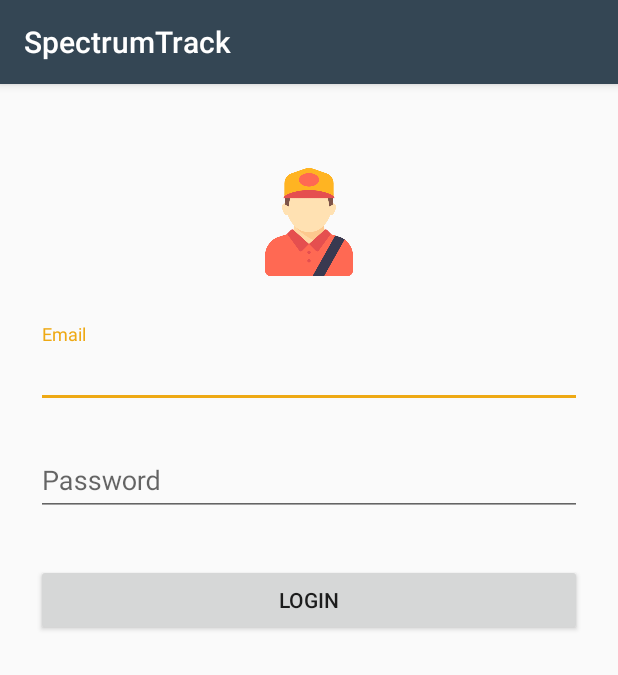
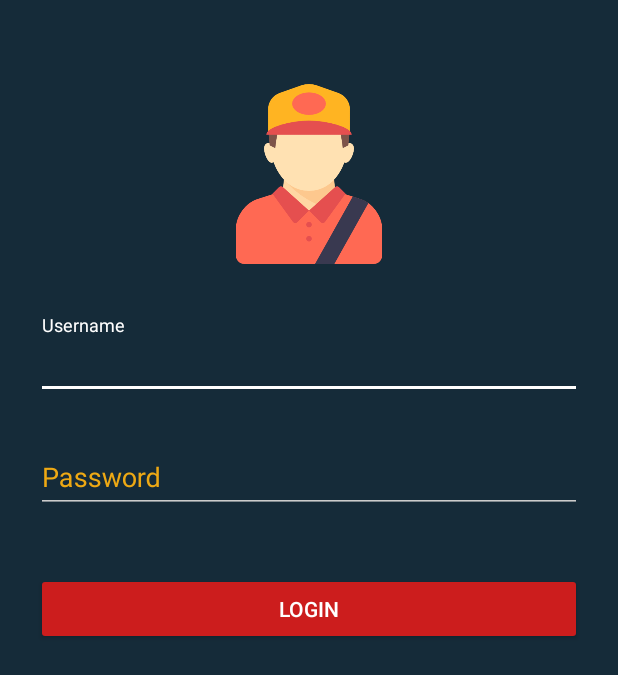
Before and after one commit to Skerdy/SpectrumTrack2, an Android app: the screen it shows after launch (LoginActivity), on a phone screen of 412 x 824 dp. Shown: the top 675 px of the screen. Run offline under Robolectric (Android 15) with nearby library versions, the light colour scheme and no system bars; libraries missing offline, so code that uses them is left out: com.hanks.htextview; 6 statements that could not run were skipped.

Commit message:
last home

```diff
--- a/app/src/main/AndroidManifest.xml
+++ b/app/src/main/AndroidManifest.xml
@@ -21,7 +21,8 @@
         <activity
             android:name=".MainMenu"
             android:theme="@style/AppTheme.NoActionBar"></activity>
-        <activity android:name=".LoginActivity"></activity>
+        <activity android:name=".LoginActivity"
+            android:theme="@style/AppTheme.Dark"></activity>
     </application>
 
 </manifest>
--- a/app/src/main/res/layout/activity_login.xml
+++ b/app/src/main/res/layout/activity_login.xml
@@ -12,31 +12,32 @@
         android:paddingLeft="24dp"
         android:paddingRight="24dp">
 
-        <ImageView android:src="@drawable/profile"
+        <ImageView
             android:layout_width="wrap_content"
-            android:layout_height="72dp"
+            android:layout_height="120dp"
+            android:layout_gravity="center_horizontal"
             android:layout_marginBottom="24dp"
-            android:layout_gravity="center_horizontal" />
+            android:src="@drawable/profile" />
 
         <!--  Email Label -->
         <android.support.design.widget.TextInputLayout
             android:layout_width="match_parent"
             android:layout_height="wrap_content"
-            android:layout_marginTop="8dp"
-            android:layout_marginBottom="8dp">
+            android:layout_marginTop="10dp"
+            android:layout_marginBottom="10dp">
             <EditText android:id="@+id/input_email"
                 android:layout_width="match_parent"
                 android:layout_height="wrap_content"
                 android:inputType="textEmailAddress"
-                android:hint="Email" />
+                android:hint="Username" />
         </android.support.design.widget.TextInputLayout>
 
         <!--  Password Label -->
         <android.support.design.widget.TextInputLayout
             android:layout_width="match_parent"
             android:layout_height="wrap_content"
-            android:layout_marginTop="8dp"
-            android:layout_marginBottom="8dp">
+            android:layout_marginTop="10dp"
+            android:layout_marginBottom="10dp">
             <EditText android:id="@+id/input_password"
                 android:layout_width="match_parent"
                 android:layout_height="wrap_content"
@@ -48,7 +49,7 @@
             android:id="@+id/btn_login"
             android:layout_width="fill_parent"
             android:layout_height="wrap_content"
-            android:layout_marginTop="24dp"
+            android:layout_marginTop="30dp"
             android:layout_marginBottom="24dp"
             android:padding="12dp"
             android:text="Login"/>
--- a/app/src/main/res/layout/activity_main_menu.xml
+++ b/app/src/main/res/layout/activity_main_menu.xml
@@ -11,6 +11,7 @@
         android:layout_height="wrap_content"
         android:background="@color/colorPrimary"
         android:textAlignment="center"
+        app:titleTextColor="@color/accent"
         >
     </android.support.v7.widget.Toolbar>
     <RelativeLayout
--- a/app/src/main/res/values/colors.xml
+++ b/app/src/main/res/values/colors.xml
@@ -45,7 +45,7 @@
 
 
     <color name="primary">#152B39</color>
-    <color name="primary_dark">#E12929</color>
+    <color name="primary_dark">#EEA914</color>
     <color name="primary_darker">#CC1D1D</color>
     <color name="accent">#EEA914</color>
 
--- a/app/src/main/res/values/styles.xml
+++ b/app/src/main/res/values/styles.xml
@@ -38,10 +38,9 @@
         <item name="colorControlNormal">@color/iron</item>
         <item name="colorControlActivated">@color/white</item>
         <item name="colorControlHighlight">@color/white</item>
-        <item name="android:textColorHint">@color/iron</item>
+        <item name="android:textColorHint">@color/accent</item>
 
         <item name="colorButtonNormal">@color/primary_darker</item>
-        <item name="android:colorButtonNormal">@color/primary_darker</item>
     </style>
 
     <style name="AppTheme.Dark.Dialog" parent="Theme.AppCompat.Dialog">
@@ -50,4 +49,5 @@
         <item name="android:background">@color/primary</item>
     </style>
 
+
 </resources>
```
